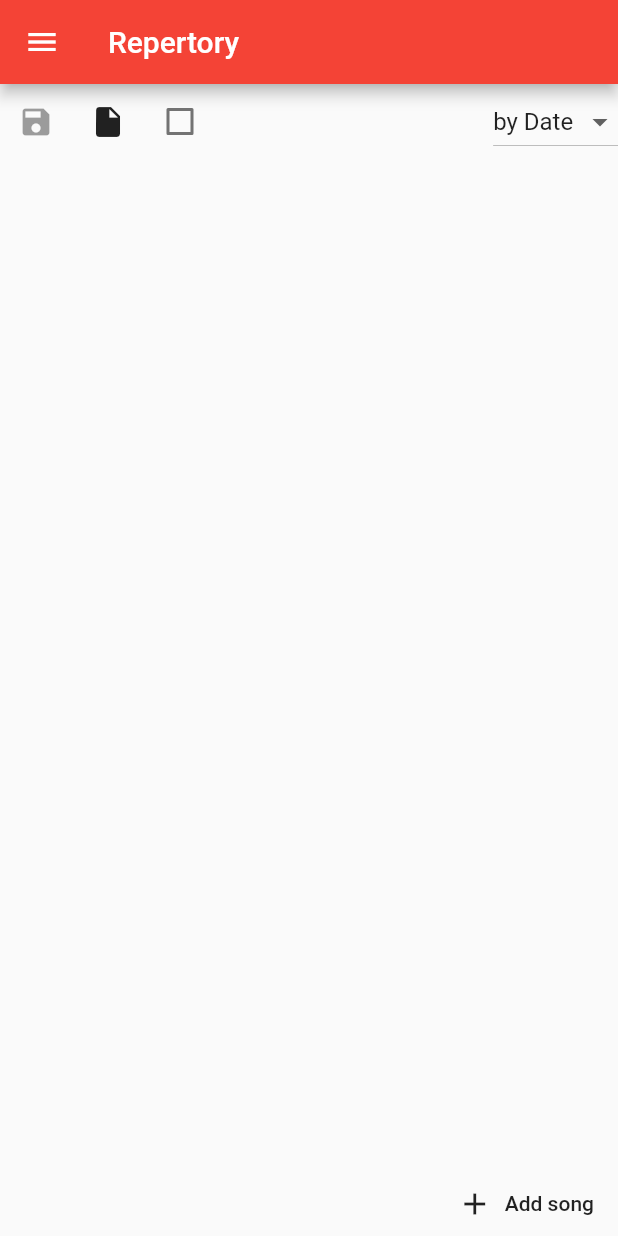
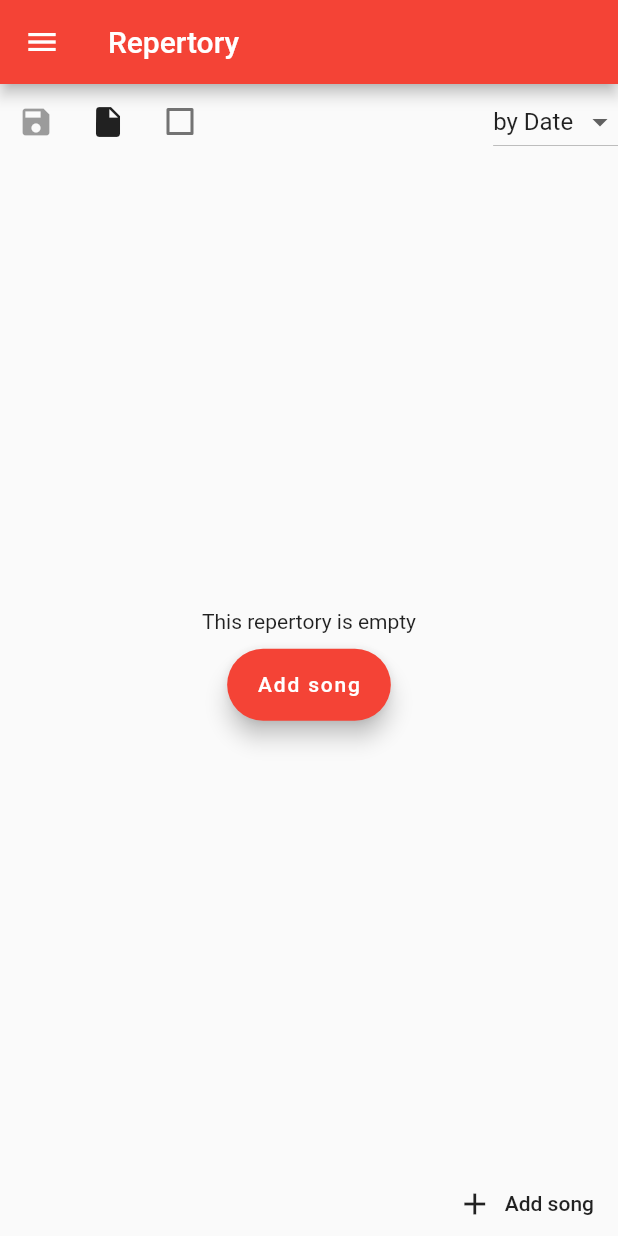
Before and after one commit to doodlezucc/repertoire, a Flutter app: the screen it shows after launch, after a tap on the "insert drive file" icon, on a phone screen of 412 x 824 dp. Run offline on Flutter 3.47's test engine with Material 2 defaults, Android fonts, the phone set to English and light mode, and no system bars; missing offline and left inert: autocomplete_textfield.

Commit message:
fixed loading on first start

```diff
--- a/lib/main.dart
+++ b/lib/main.dart
@@ -168,36 +168,36 @@ class _MyHomePageState extends State<MyHomePage> {
             ),
             Expanded(
               child: Container(
-                child: ListView(
-                  children: songs.map((s) => buildSong(s)).toList(),
-                ),
+                child: repertory.isEmpty
+                    ? Center(
+                        child: Column(
+                          mainAxisSize: MainAxisSize.min,
+                          children: <Widget>[
+                            Text(
+                              "This repertory is empty",
+                            ),
+                            Container(height: 10),
+                            FloatingActionButton.extended(
+                                onPressed: letUserAddSong,
+                                label: Text("Add song"))
+                          ],
+                        ),
+                      )
+                    : ListView(
+                        children: songs.map((s) => buildSong(s)).toList(),
+                      ),
               ),
             ),
             Container(
               height: 43,
               child: Row(
                 children: <Widget>[
-                  // add some elements to the left?
+                  // add some elements on the left?
                   Expanded(
                     child: Container(),
                   ),
                   FlatButton.icon(
-                    onPressed: () => {
-                      Navigator.push(
-                          context,
-                          MaterialPageRoute(
-                              builder: (ctx) => EditSong(
-                                  song: Song(
-                                      title: "",
-                                      artist: "",
-                                      structure: Structure.basic()),
-                                  repertory: repertory,
-                                  autofocus: true))).then((v) {
-                        setState(() {
-                          refreshSongs();
-                        });
-                      })
-                    },
+                    onPressed: letUserAddSong,
                     icon: Icon(Icons.add),
                     label: Text("Add song"),
                   )
@@ -208,6 +208,20 @@ class _MyHomePageState extends State<MyHomePage> {
         ),
       ),
     );
+  }
+
+  void letUserAddSong() {
+    Navigator.push(
+        context,
+        MaterialPageRoute(
+            builder: (ctx) => EditSong(
+                song: Song(title: "", artist: "", structure: Structure.basic()),
+                repertory: repertory,
+                autofocus: true))).then((v) {
+      setState(() {
+        refreshSongs();
+      });
+    });
   }
 
   Widget buildSong(Song song) {
@@ -264,6 +278,9 @@ class _MyHomePageState extends State<MyHomePage> {
   }
 
   void load() async {
+    if (!(await file()).existsSync()) {
+      return;
+    }
     String s = await (await file()).readAsString();
     var j = jsonDecode(s);
     if (_debugSave) {
--- a/lib/repertory.dart
+++ b/lib/repertory.dart
@@ -271,6 +271,8 @@ class Repertory {
 
   Repertory();
 
+  get isEmpty => songs.isEmpty;
+
   Set<String> getAllArtists() => songs.map((s) => s.artist).toSet();
 
   Set<Tag> getAllTags() {
```
